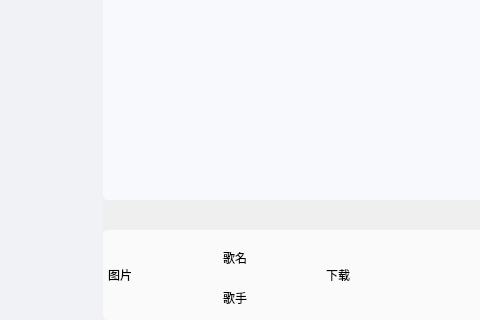
amikellt911/music_app, file client/src/ui/client.ui: the form before one commit; both pictures show x 97 to 577 and y 390 to 710 of the 1040 by 710 pixel window.
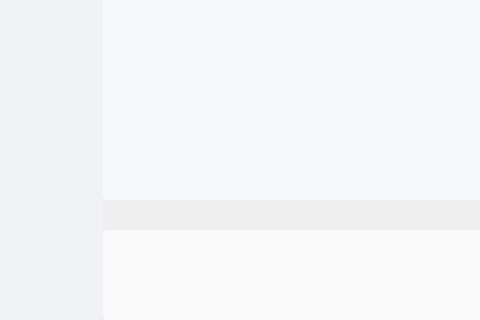
The form after the commit. Icons and pictures are not drawn. Custom widgets are drawn as their Qt base class.

The edit to the form file:
```diff
--- a/client/src/ui/client.ui
+++ b/client/src/ui/client.ui
@@ -786,7 +786,7 @@
                    </size>
                   </property>
                   <property name="text">
-                   <string>图片</string>
+                   <string/>
                   </property>
                  </widget>
                  <widget class="QLabel" name="musicName">
@@ -794,18 +794,30 @@
                    <rect>
                     <x>120</x>
                     <y>20</y>
-                    <width>30</width>
+                    <width>100</width>
                     <height>16</height>
                    </rect>
                   </property>
+                  <property name="minimumSize">
+                   <size>
+                    <width>100</width>
+                    <height>0</height>
+                   </size>
+                  </property>
+                  <property name="maximumSize">
+                   <size>
+                    <width>100</width>
+                    <height>40</height>
+                   </size>
+                  </property>
                   <property name="text">
-                   <string>歌名</string>
+                   <string/>
                   </property>
                  </widget>
                  <widget class="QPushButton" name="download">
                   <property name="geometry">
                    <rect>
-                    <x>220</x>
+                    <x>240</x>
                     <y>30</y>
                     <width>30</width>
                     <height>30</height>
@@ -824,7 +836,7 @@
                    </size>
                   </property>
                   <property name="text">
-                   <string>下载</string>
+                   <string/>
                   </property>
                  </widget>
                  <widget class="QLabel" name="musicAuthor">
@@ -832,12 +844,24 @@
                    <rect>
                     <x>120</x>
                     <y>60</y>
-                    <width>30</width>
+                    <width>100</width>
                     <height>16</height>
                    </rect>
                   </property>
+                  <property name="minimumSize">
+                   <size>
+                    <width>100</width>
+                    <height>0</height>
+                   </size>
+                  </property>
+                  <property name="maximumSize">
+                   <size>
+                    <width>100</width>
+                    <height>16777215</height>
+                   </size>
+                  </property>
                   <property name="text">
-                   <string>歌手</string>
+                   <string/>
                   </property>
                  </widget>
                 </widget>
```
